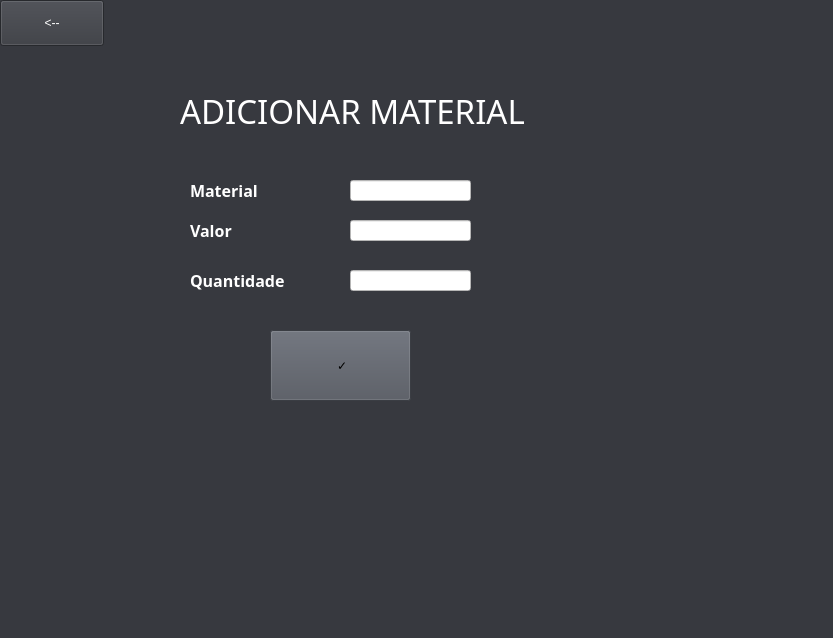
Above: SYSTEM CONTROL/Orçamento/adcmaterial.ui from victorkok/OPE-Oficina-Mecanica before the change. Below: the same form after it.
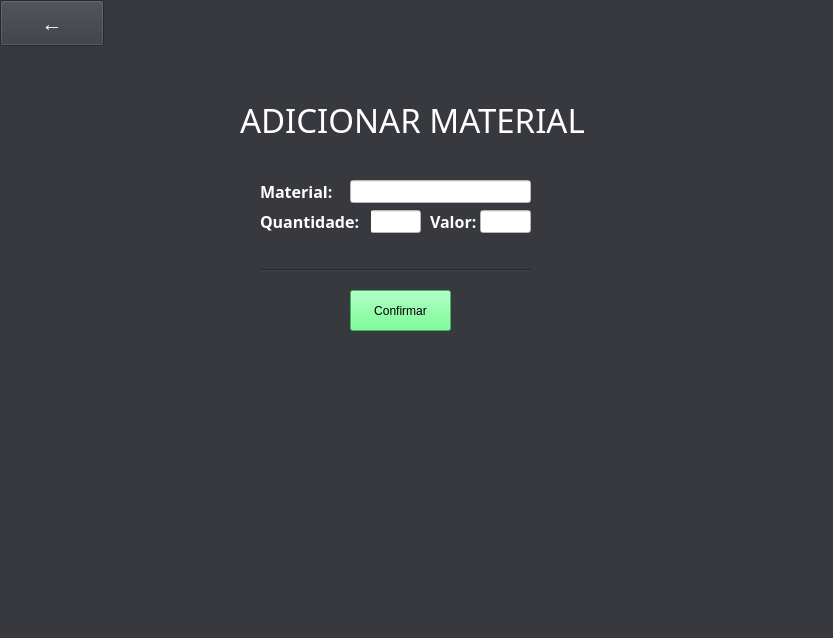
That is the form after the change.

```diff
--- a/SYSTEM CONTROL/Orçamento/adcmaterial.ui
+++ b/SYSTEM CONTROL/Orçamento/adcmaterial.ui
@@ -20,9 +20,9 @@
    <widget class="QLabel" name="label">
     <property name="geometry">
      <rect>
-      <x>180</x>
-      <y>70</y>
-      <width>741</width>
+      <x>240</x>
+      <y>80</y>
+      <width>451</width>
       <height>81</height>
      </rect>
     </property>
@@ -39,16 +39,16 @@
      <string notr="true">color: rgb(255, 255, 255);</string>
     </property>
     <property name="text">
-     <string>ADICIONAR MATERIAL</string>
+     <string>&lt;html&gt;&lt;head/&gt;&lt;body&gt;&lt;p&gt;&lt;span style=&quot; color:#ffffff;&quot;&gt;ADICIONAR MATERIAL&lt;/span&gt;&lt;/p&gt;&lt;/body&gt;&lt;/html&gt;</string>
     </property>
    </widget>
    <widget class="QLineEdit" name="quantidade">
     <property name="geometry">
      <rect>
-      <x>350</x>
-      <y>270</y>
-      <width>121</width>
-      <height>21</height>
+      <x>370</x>
+      <y>210</y>
+      <width>51</width>
+      <height>23</height>
      </rect>
     </property>
     <property name="styleSheet">
@@ -58,10 +58,10 @@
    <widget class="QLabel" name="qtd">
     <property name="geometry">
      <rect>
-      <x>190</x>
-      <y>270</y>
-      <width>101</width>
-      <height>21</height>
+      <x>260</x>
+      <y>210</y>
+      <width>111</width>
+      <height>23</height>
      </rect>
     </property>
     <property name="font">
@@ -76,8 +76,14 @@
     <property name="styleSheet">
      <string notr="true">color: rgb(255, 255, 255);</string>
     </property>
+    <property name="frameShape">
+     <enum>QFrame::NoFrame</enum>
+    </property>
+    <property name="frameShadow">
+     <enum>QFrame::Sunken</enum>
+    </property>
     <property name="text">
-     <string>Quantidade</string>
+     <string>Quantidade:</string>
     </property>
     <property name="textFormat">
      <enum>Qt::AutoText</enum>
@@ -86,17 +92,22 @@
    <widget class="QPushButton" name="button">
     <property name="geometry">
      <rect>
-      <x>270</x>
-      <y>330</y>
-      <width>141</width>
-      <height>71</height>
+      <x>350</x>
+      <y>290</y>
+      <width>101</width>
+      <height>41</height>
      </rect>
     </property>
+    <property name="font">
+     <font>
+      <pointsize>9</pointsize>
+     </font>
+    </property>
     <property name="styleSheet">
-     <string notr="true">background-color: rgb(81, 85, 94);</string>
+     <string notr="true">background-color: rgb(85, 255, 127);</string>
     </property>
     <property name="text">
-     <string>	✓</string>
+     <string>Confirmar</string>
     </property>
    </widget>
    <widget class="QLabel" name="Produto_2">
@@ -105,10 +116,10 @@
     </property>
     <property name="geometry">
      <rect>
-      <x>190</x>
+      <x>260</x>
       <y>180</y>
-      <width>141</width>
-      <height>21</height>
+      <width>81</width>
+      <height>23</height>
      </rect>
     </property>
     <property name="font">
@@ -130,8 +141,14 @@
      <string notr="true">
 color: rgb(255, 255, 255);</string>
     </property>
+    <property name="frameShape">
+     <enum>QFrame::NoFrame</enum>
+    </property>
+    <property name="frameShadow">
+     <enum>QFrame::Sunken</enum>
+    </property>
     <property name="text">
-     <string>Material</string>
+     <string>Material:</string>
     </property>
     <property name="textFormat">
      <enum>Qt::AutoText</enum>
@@ -142,8 +159,8 @@
      <rect>
       <x>350</x>
       <y>180</y>
-      <width>121</width>
-      <height>21</height>
+      <width>181</width>
+      <height>23</height>
      </rect>
     </property>
     <property name="styleSheet">
@@ -156,10 +173,10 @@
     </property>
     <property name="geometry">
      <rect>
-      <x>190</x>
-      <y>220</y>
-      <width>141</width>
-      <height>21</height>
+      <x>430</x>
+      <y>210</y>
+      <width>51</width>
+      <height>23</height>
      </rect>
     </property>
     <property name="font">
@@ -181,8 +198,14 @@
      <string notr="true">color: rgb(255, 255, 255);
 </string>
     </property>
+    <property name="frameShape">
+     <enum>QFrame::NoFrame</enum>
+    </property>
+    <property name="frameShadow">
+     <enum>QFrame::Sunken</enum>
+    </property>
     <property name="text">
-     <string>Valor</string>
+     <string>Valor:</string>
     </property>
     <property name="textFormat">
      <enum>Qt::AutoText</enum>
@@ -191,10 +214,10 @@
    <widget class="QLineEdit" name="valor">
     <property name="geometry">
      <rect>
-      <x>350</x>
-      <y>220</y>
-      <width>121</width>
-      <height>21</height>
+      <x>480</x>
+      <y>210</y>
+      <width>51</width>
+      <height>23</height>
      </rect>
     </property>
     <property name="styleSheet">
@@ -218,14 +241,27 @@
     </property>
     <property name="font">
      <font>
-      <pointsize>9</pointsize>
+      <pointsize>16</pointsize>
      </font>
     </property>
     <property name="styleSheet">
      <string notr="true">color: rgb(255, 255, 255);</string>
     </property>
     <property name="text">
-     <string>&lt;--</string>
+     <string>←</string>
+    </property>
+   </widget>
+   <widget class="Line" name="line">
+    <property name="geometry">
+     <rect>
+      <x>260</x>
+      <y>260</y>
+      <width>271</width>
+      <height>20</height>
+     </rect>
+    </property>
+    <property name="orientation">
+     <enum>Qt::Horizontal</enum>
     </property>
    </widget>
   </widget>
```
Left out of the diff: 2 changed lines with no effect on the pictures.
